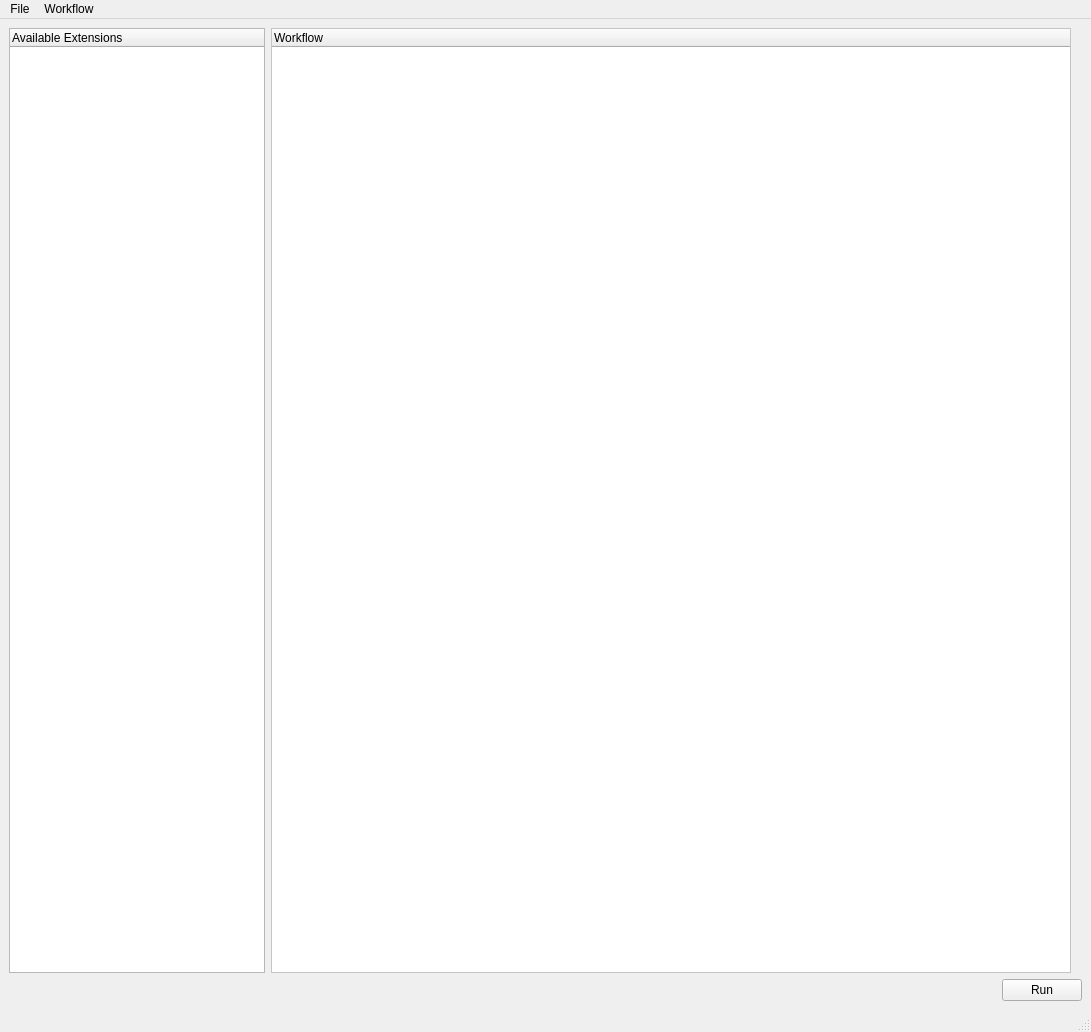
Old version of the form usetem/mainWindow.ui in the repository LeBeauGroup/usetem.
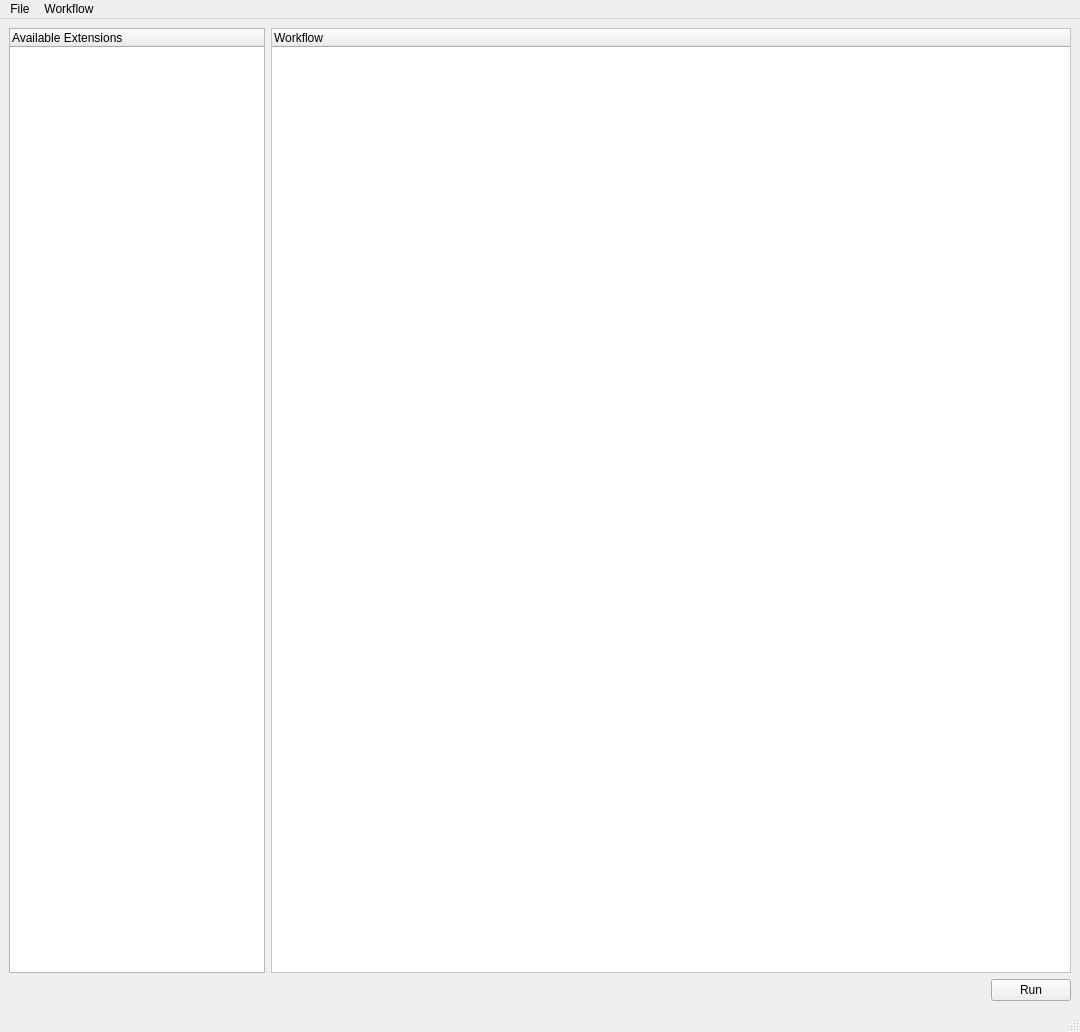
New version of the form. Custom widgets are drawn as their Qt base class.

Diff of the .ui file:
```diff
--- a/usetem/mainWindow.ui
+++ b/usetem/mainWindow.ui
@@ -6,7 +6,7 @@
    <rect>
     <x>0</x>
     <y>0</y>
-    <width>1091</width>
+    <width>1080</width>
     <height>1032</height>
    </rect>
   </property>
@@ -112,8 +112,8 @@
     <rect>
      <x>0</x>
      <y>0</y>
-     <width>1091</width>
-     <height>26</height>
+     <width>1080</width>
+     <height>18</height>
     </rect>
    </property>
    <widget class="QMenu" name="menuFile">
```
Left out of the diff: 2 changed lines with no effect on the pictures.
